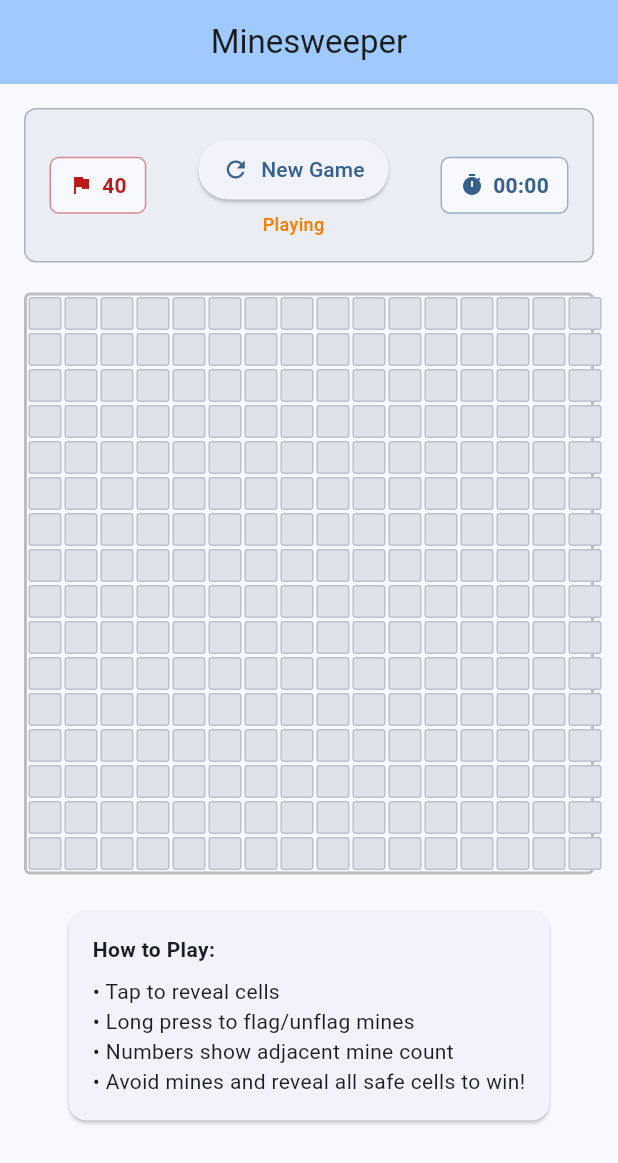
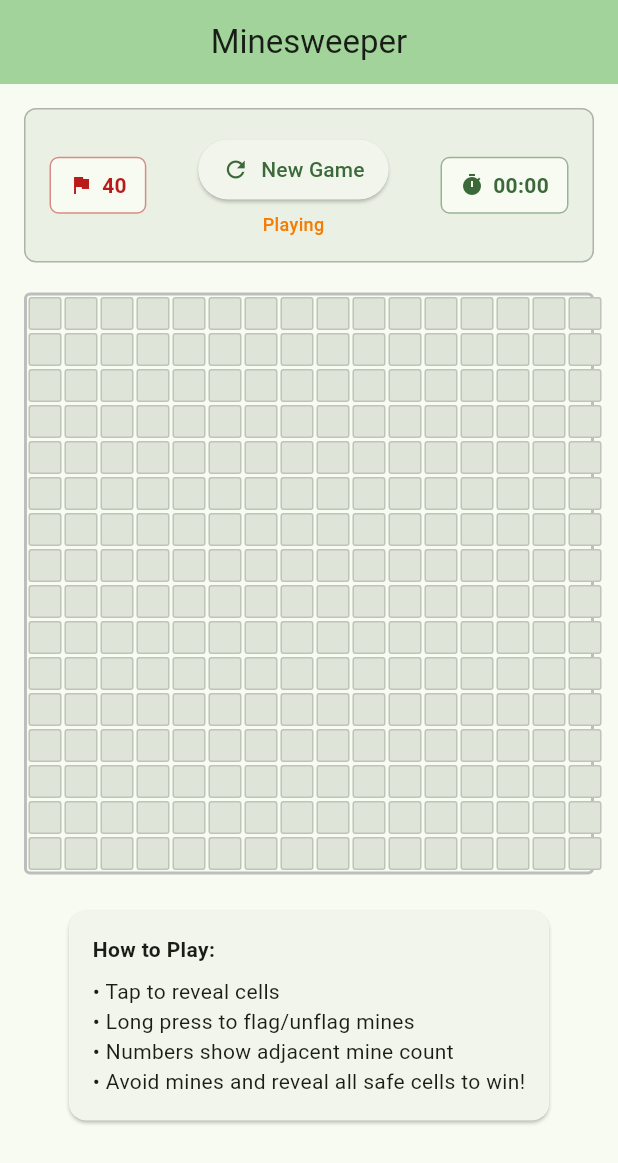
Before and after one commit to BirjuVachhani/mine_sweeper, a Flutter app: the screen it shows after launch, on a phone screen of 412 x 824 dp. Shown: the top 1163 px of the screen. Run offline on Flutter 3.47's test engine with Material 3 defaults, Android fonts, the phone set to English and light mode, and no system bars.

Commit message:
Change seedColor to green

```diff
--- a/lib/main.dart
+++ b/lib/main.dart
@@ -14,14 +14,14 @@ class MinesweeperApp extends StatelessWidget {
       title: 'Minesweeper',
       theme: ThemeData(
         colorScheme: ColorScheme.fromSeed(
-          seedColor: Colors.blue,
+          seedColor: Colors.green,
           brightness: Brightness.light,
         ),
         useMaterial3: true,
       ),
       darkTheme: ThemeData(
         colorScheme: ColorScheme.fromSeed(
-          seedColor: Colors.blue,
+          seedColor: Colors.green,
           brightness: Brightness.dark,
         ),
         useMaterial3: true,
```
